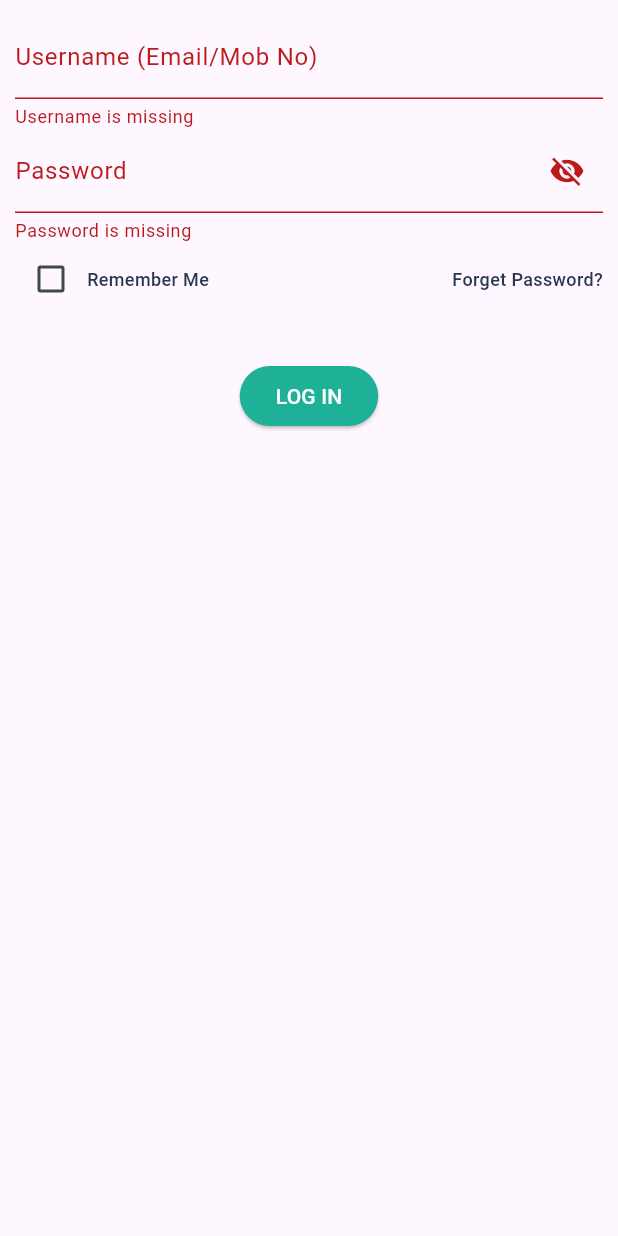
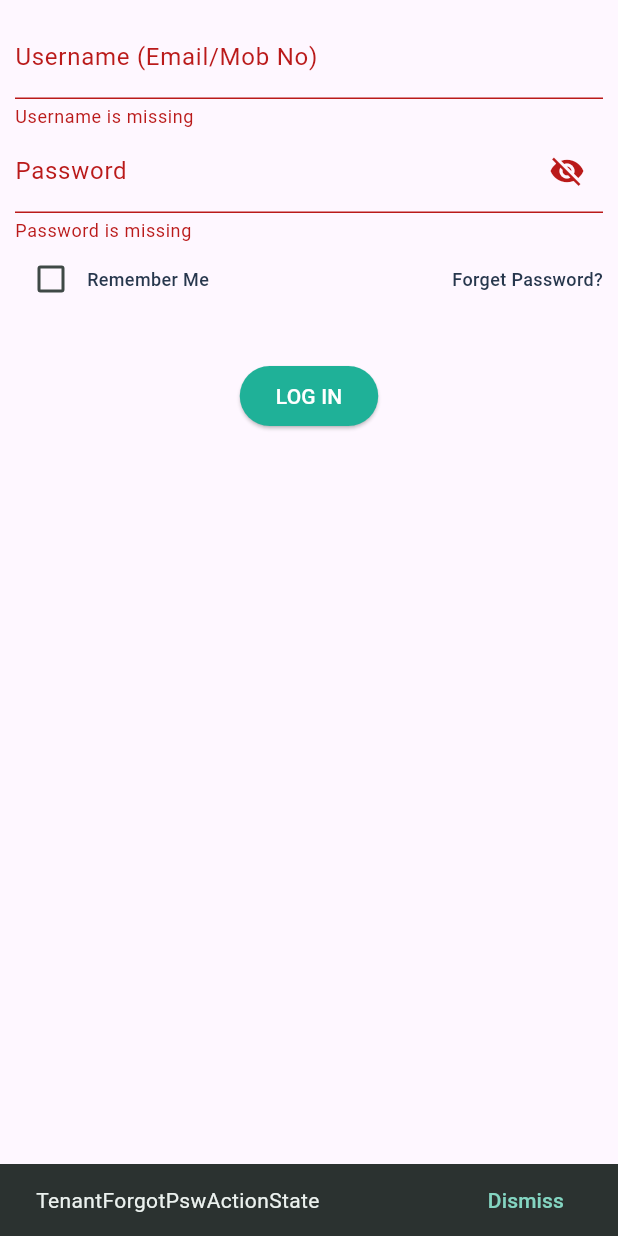
Before and after one commit to skawale21/pct_mark, a Flutter app: the TenantLoginTab widget shown alone on an empty page, opened directly, after a tap on "LOG IN", after a tap on "Forget Password?", on a phone screen of 412 x 824 dp. Run offline on Flutter 3.47's test engine with Material 3 defaults, Android fonts, the light colour scheme and no system bars; our stand-ins replace flutter_bloc, flutter_svg; Roboto replaces fonts that are missing ('Poppins').

Commit message:
login event integration.

```diff
--- /dev/null
+++ b/lib/core/common/widgets/custom_snackbar.dart
@@ -0,0 +1,20 @@
+import 'package:flutter/material.dart';
+
+void showCustomSnackbar(BuildContext context, String message) {
+  // Hide current snackbar if visible
+  ScaffoldMessenger.of(context).hideCurrentSnackBar();
+
+  final snackBar = SnackBar(
+    content: Text(message),
+    duration: const Duration(seconds: 5),
+    action: SnackBarAction(
+      label: 'Dismiss',
+      onPressed: () {
+        // Dismiss the snackbar
+        ScaffoldMessenger.of(context).hideCurrentSnackBar();
+      },
+    ),
+  );
+
+  ScaffoldMessenger.of(context).showSnackBar(snackBar);
+}
--- a/lib/features/auth/presentation/bloc/login_state.dart
+++ b/lib/features/auth/presentation/bloc/login_state.dart
@@ -4,6 +4,8 @@
 sealed class LoginState {}
 
 final class LoginInitial extends LoginState {}
+
+final class LoginLoadingState extends LoginState {}
 
 final class BrokerLoginFailureState extends LoginState {}
 
@@ -12,6 +14,12 @@
 // action states
 final class LoginActionState extends LoginState {}
 
-final class BrokerLoginSuccessState extends LoginActionState {}
+final class BrokerLoginSuccessActionState extends LoginActionState {}
 
-final class TenantLoginSuccessState extends LoginActionState {}
+final class TenantLoginSuccessActionState extends LoginActionState {}
+
+final class BrokerSignupActionState extends LoginActionState {}
+
+final class BrokerForgotPswActionState extends LoginActionState {}
+
+final class TenantForgotPswActionState extends LoginActionState {}
--- a/lib/features/auth/presentation/login_screen.dart
+++ b/lib/features/auth/presentation/login_screen.dart
@@ -1,5 +1,6 @@
 import 'package:flutter/foundation.dart';
 import 'package:flutter/material.dart';
+import 'package:flutter_bloc/flutter_bloc.dart';
 import 'package:pct_mark/core/common/common_functions/form_validations.dart';
 import 'package:pct_mark/core/common/resources/asset_manager.dart';
 import 'package:pct_mark/core/common/resources/color_manager.dart';
@@ -10,6 +11,9 @@
 import 'package:pct_mark/core/common/widgets/auth_form_field_widget.dart';
 import 'package:pct_mark/core/common/widgets/background_scaffold_widget.dart';
 import 'package:pct_mark/core/common/widgets/custom_elevated_button_widget.dart';
+import 'package:pct_mark/core/common/widgets/custom_snackbar.dart';
+import 'package:pct_mark/core/common/widgets/loading_widget.dart';
+import 'package:pct_mark/features/auth/presentation/bloc/login_bloc.dart';
 
 class LoginScreen extends StatefulWidget {
   const LoginScreen({super.key});
@@ -21,6 +25,7 @@
 class _LoginScreenState extends State<LoginScreen>
     with SingleTickerProviderStateMixin {
   late TabController _loginTabController;
+  // final LoginBloc _loginBloc = LoginBloc();
 
   @override
   void initState() {
@@ -37,34 +42,73 @@
 
   @override
   Widget build(BuildContext context) {
+    LoginBloc loginBloc = context.read<LoginBloc>();
     return BackgroundScaffold(
-      body: Center(
+      body: BlocConsumer<LoginBloc, LoginState>(
+        bloc: loginBloc,
+        listenWhen: (previous, current) => current is LoginActionState,
+        buildWhen: (previous, current) => current is! LoginActionState,
+        listener: (context, state) {
+          switch (state.runtimeType) {
+            case const (BrokerLoginSuccessActionState):
+              showCustomSnackbar(context, 'BrokerLoginSuccessActionState');
+              break;
+            case const (TenantLoginSuccessActionState):
+              showCustomSnackbar(context, 'TenantLoginSuccessActionState');
+
+              break;
+            case const (BrokerSignupActionState):
+              showCustomSnackbar(context, 'BrokerSignupActionState');
+
+              break;
+            case const (BrokerForgotPswActionState):
+              showCustomSnackbar(context, 'BrokerForgotPswActionState');
+
+              break;
+            case const (TenantForgotPswActionState):
+              showCustomSnackbar(context, 'TenantForgotPswActionState');
+
+              break;
+            default:
+              showCustomSnackbar(context, 'BrokerLoginDefaultActionState');
+          }
+        },
+        builder: (context, state) {
+          switch (state.runtimeType) {
+            case const (LoginLoadingState):
+              return const LoadingWidget();
+            default:
+              return Center(
                 // Center the entire content within BackgroundScaffold
                 child: SingleChildScrollView(
                   // Allow content to scroll if needed
                   child: Container(
-            margin: const EdgeInsets.symmetric(horizontal: PctMargin.m16),
+                    margin:
+                        const EdgeInsets.symmetric(horizontal: PctMargin.m16),
                     // Add padding for visual balance (optional)
 
                     child: Column(
                       mainAxisAlignment:
                           MainAxisAlignment.center, // Center column vertically
-              crossAxisAlignment:
-                  CrossAxisAlignment.center, // Center column horizontally
+                      crossAxisAlignment: CrossAxisAlignment
+                          .center, // Center column horizontally
                       children: [
                         appLogoTitle, // Assuming appLogoTitle is a centered widget
                         // Add other login screen elements here, centered within the column
                         Card(
                           color: PctColors.whiteColor,
                           shape: RoundedRectangleBorder(
-                      borderRadius: BorderRadius.circular(PctAppSize.s10)),
+                              borderRadius:
+                                  BorderRadius.circular(PctAppSize.s10)),
                           margin: const EdgeInsets.symmetric(
                               horizontal: PctMargin.m10, vertical: 00),
                           child: Container(
                             padding: const EdgeInsets.symmetric(horizontal: 20),
                             child: Column(
                               children: [
-                        TabBar(controller: _loginTabController, tabs: const [
+                                TabBar(
+                                    controller: _loginTabController,
+                                    tabs: const [
                                       Tab(
                                         child: Text(
                                           PctStrings.LoginScreenBrokerTitle,
@@ -104,6 +148,9 @@
                     ),
                   ),
                 ),
+              );
+          }
+        },
       ),
     );
   }
@@ -124,6 +171,7 @@
 
   @override
   Widget build(BuildContext context) {
+    final loginBloc = context.read<LoginBloc>();
     return Padding(
       padding: const EdgeInsets.all(PctAppSize.s10),
       child: Column(
@@ -166,7 +214,7 @@
               ]),
               InkWell(
                 onTap: () {
-                  // Your tap handling logic here
+                  loginBloc.add(BrokerForgetPswEvent());
                 },
                 child: const Text(
                   PctStrings.LoginScreenForgetPasswordTitle,
@@ -178,7 +226,7 @@
           CustomElevatedButton(
             onPressed: () {
               if (_brokerLoginFormfield.currentState!.validate()) {
-                // Handle login logic
+                loginBloc.add(BrokerLoginEvent());
                 if (kDebugMode) {
                   print('Form is valid');
                 }
@@ -199,7 +247,7 @@
               ),
               InkWell(
                 onTap: () {
-                  // loginBloc.add(LoginScreenSignupClickEvent());
+                  loginBloc.add(BrokerSignUpDirectEvent());
                   // context.pushNamed(AppRoutes.signupRoute);
                 },
                 child: const Text(
@@ -229,6 +277,7 @@
   final _tenantLoginFormfield = GlobalKey<FormState>();
   @override
   Widget build(BuildContext context) {
+    final loginBloc = context.read<LoginBloc>();
     return Padding(
       padding: const EdgeInsets.all(PctAppSize.s10),
       child: Column(
@@ -271,7 +320,7 @@
               ]),
               InkWell(
                 onTap: () {
-                  // Your tap handling logic here
+                  loginBloc.add(TenantForgetPswEvent());
                 },
                 child: const Text(
                   PctStrings.LoginScreenForgetPasswordTitle,
@@ -286,7 +335,7 @@
           CustomElevatedButton(
             onPressed: () {
               if (_tenantLoginFormfield.currentState!.validate()) {
-                // Handle login logic
+                loginBloc.add(TenantLoginEvent());
                 if (kDebugMode) {
                   print('Form is valid');
                 }
```
Also changed, not shown: lib/core/common/widgets/loading_widget.dart (added, +19 -0 lines), lib/features/auth/presentation/bloc/login_bloc.dart (+18 -6 lines), lib/main.dart (+7 -1 lines). Lines whose indentation alone changed are shown as unchanged.
